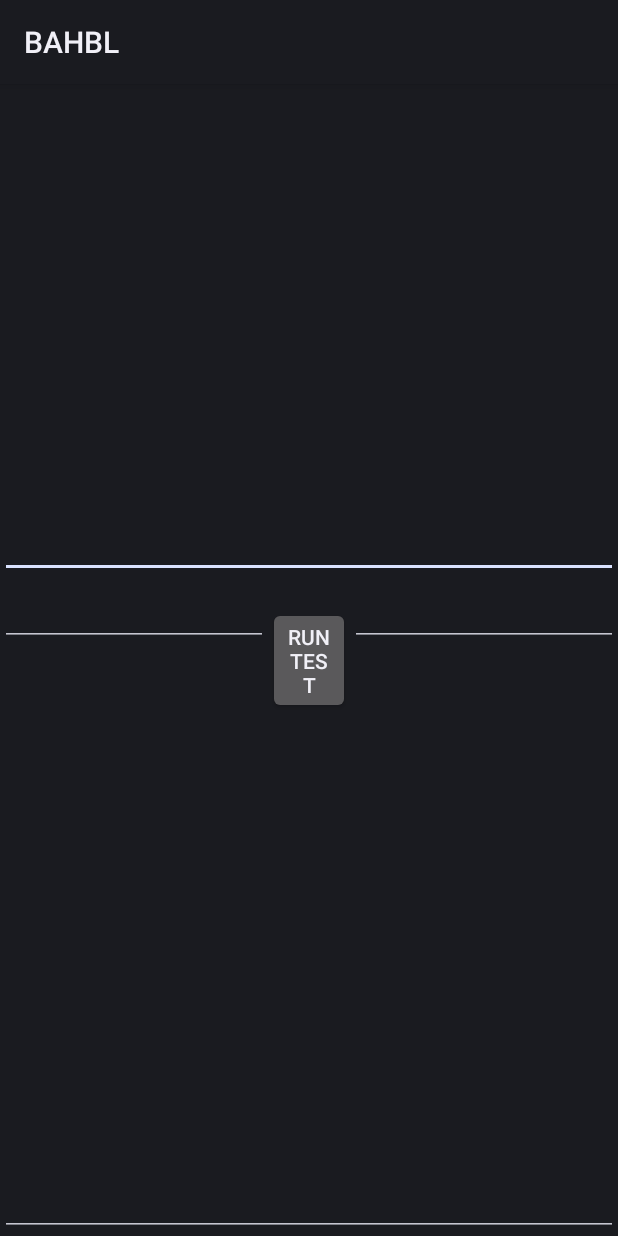
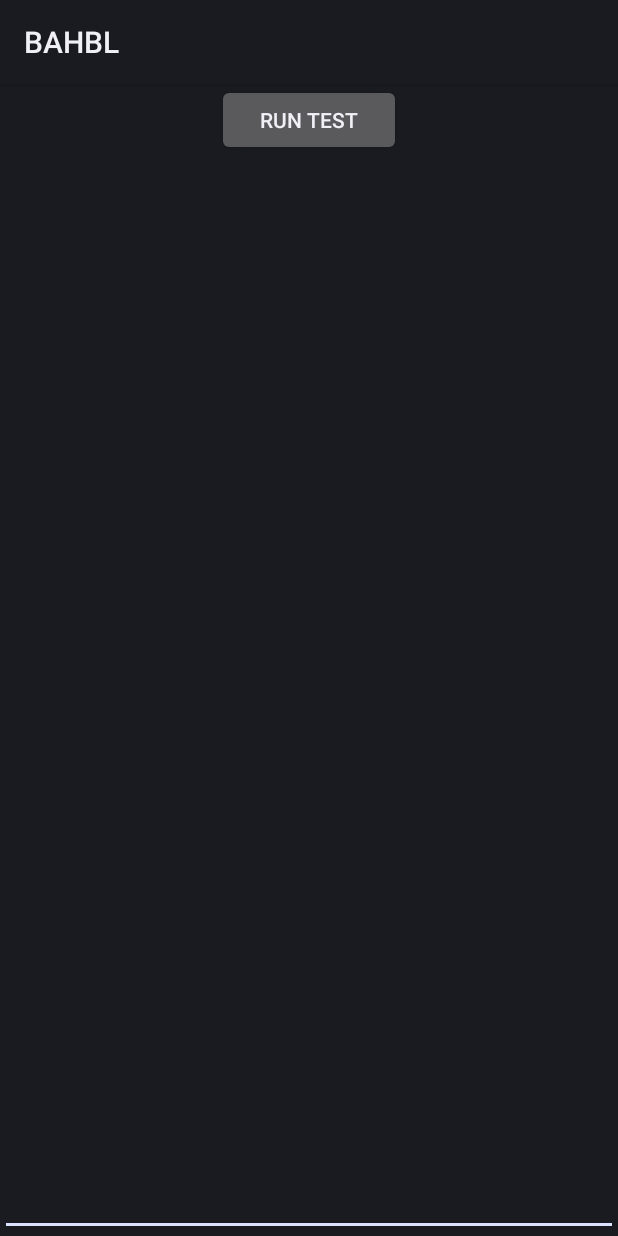
Before and after one commit to BananaIvy/BAHBL, an Android app: the layout run_test.xml on its own in the app's theme, with its tools: preview values and no code run, on a phone screen of 412 x 824 dp. Run offline under Robolectric (Android 15) with nearby library versions, the phone set to English and light mode, and no system bars.

Commit message:
First 20% done. I changed the look of it as it only requires one text view.

```diff
--- a/app/src/main/res/layout/run_test.xml
+++ b/app/src/main/res/layout/run_test.xml
@@ -2,65 +2,28 @@
 <LinearLayout xmlns:android="http://schemas.android.com/apk/res/android"
     android:orientation="vertical"
     android:layout_width="match_parent"
-    android:layout_height="match_parent">
+    android:layout_height="match_parent"
+    android:id = "@+id/topLayout">
 
-    <LinearLayout
-        android:layout_width="match_parent"
-        android:layout_height="match_parent"
-        android:orientation="vertical">
+
+    <Button
+        android:id="@+id/runTestButton"
+        android:layout_width="wrap_content"
+        android:layout_height="wrap_content"
+        android:layout_gravity="center"
+        android:layout_weight="0"
+        android:text="     Run Test     " />
+
 
     <EditText
         android:id="@+id/editTextTextMultiLine"
         android:layout_width="match_parent"
         android:layout_height="match_parent"
-            android:ems="10"
-            android:layout_weight="2"
-            android:gravity="start|top"
-            android:inputType="textMultiLine" />
-
-        <LinearLayout
-            android:layout_width="match_parent"
-            android:layout_height="match_parent"
         android:layout_weight="3"
-            android:layout_gravity="center"
-            android:orientation="horizontal">
-
-            <EditText
-                android:id="@+id/editTextTextMultiLine2"
-                android:layout_width="wrap_content"
-                android:layout_height="wrap_content"
-                android:layout_weight="1"
-                android:ems="10"
-                android:gravity="center|left"
-                android:inputType="textMultiLine" />
-
-            <Button
-                android:id="@+id/button"
-                android:layout_width="wrap_content"
-                android:layout_height="wrap_content"
-                android:layout_weight="1"
-                android:layout_gravity="center"
-                android:text="Run Test" />
-
-            <EditText
-                android:id="@+id/editTextTextMultiLine3"
-                android:layout_width="wrap_content"
-                android:layout_height="wrap_content"
-                android:layout_weight="1"
-                android:ems="10"
-                android:gravity="center|right"
-                android:inputType="textMultiLine" />
-        </LinearLayout>
-
-        <EditText
-            android:id="@+id/editTextTextMultiLine4"
-            android:layout_width="match_parent"
-            android:layout_height="match_parent"
-            android:layout_weight="2"
         android:ems="10"
         android:gravity="start|top"
         android:inputType="textMultiLine" />
 
-    </LinearLayout>
+
 
     </LinearLayout>
```
Also changed, not shown: app/src/main/java/edu/up/cs301/bahbl/BAHBLHumanPlayer.java (+38 -20 lines). Lines whose indentation alone changed are shown as unchanged.
